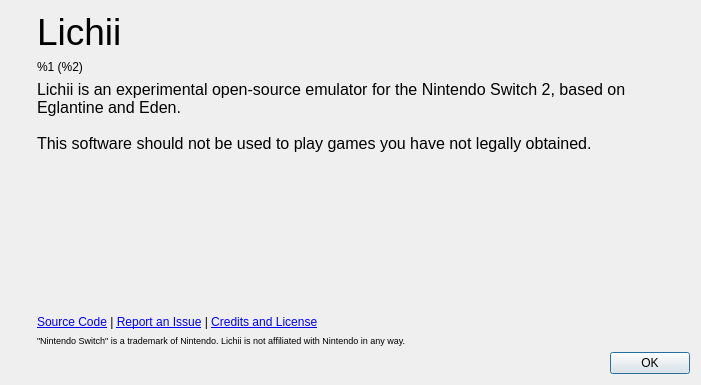
Before: the Qt Designer form src/yuzu/aboutdialog.ui in Spikol02/Nyamu, drawn with Qt 5.
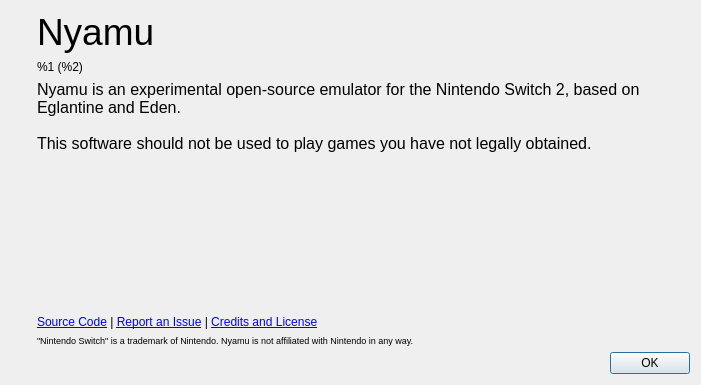
After: the same form once the commit is applied. Icons and pictures are not drawn.

Commit message:
Rename the fork to Nyamu
The program is now nyamu.exe, and the window title, version log line,
dialogs, installer and desktop entries say Nyamu. Settings, user data and
hotkey keys are unchanged, and credits to Lichii and Selevet builds stay.

Claude-Session: https://claude.ai/code/session_01WzPMHke5rSjK2sWP9qqHqA

Diff of the .ui file:
```diff
--- a/src/yuzu/aboutdialog.ui
+++ b/src/yuzu/aboutdialog.ui
@@ -69,7 +69,7 @@
           </sizepolicy>
          </property>
          <property name="text">
-          <string>&lt;html&gt;&lt;head/&gt;&lt;body&gt;&lt;p&gt;&lt;span style=&quot; font-size:28pt;&quot;&gt;Lichii&lt;/span&gt;&lt;/p&gt;&lt;/body&gt;&lt;/html&gt;</string>
+          <string>&lt;html&gt;&lt;head/&gt;&lt;body&gt;&lt;p&gt;&lt;span style=&quot; font-size:28pt;&quot;&gt;Nyamu&lt;/span&gt;&lt;/p&gt;&lt;/body&gt;&lt;/html&gt;</string>
          </property>
         </widget>
        </item>
@@ -102,7 +102,7 @@
 li.unchecked::marker { content: &quot;\2610&quot;; }
 li.checked::marker { content: &quot;\2612&quot;; }
 &lt;/style&gt;&lt;/head&gt;&lt;body style=&quot; font-family:'Noto Sans'; font-size:9pt; font-weight:400; font-style:normal;&quot;&gt;
-&lt;p style=&quot; margin-top:0px; margin-bottom:0px; margin-left:0px; margin-right:0px; -qt-block-indent:0; text-indent:0px;&quot;&gt;&lt;span style=&quot; font-family:'MS Shell Dlg 2'; font-size:12pt;&quot;&gt;Lichii is an experimental open-source emulator for the Nintendo Switch 2, based on Eglantine and Eden. &lt;br /&gt;&lt;br /&gt;This software should not be used to play games you have not legally obtained.&lt;/span&gt;&lt;/p&gt;&lt;/body&gt;&lt;/html&gt;</string>
+&lt;p style=&quot; margin-top:0px; margin-bottom:0px; margin-left:0px; margin-right:0px; -qt-block-indent:0; text-indent:0px;&quot;&gt;&lt;span style=&quot; font-family:'MS Shell Dlg 2'; font-size:12pt;&quot;&gt;Nyamu is an experimental open-source emulator for the Nintendo Switch 2, based on Eglantine and Eden. &lt;br /&gt;&lt;br /&gt;This software should not be used to play games you have not legally obtained.&lt;/span&gt;&lt;/p&gt;&lt;/body&gt;&lt;/html&gt;</string>
          </property>
          <property name="alignment">
           <set>Qt::AlignmentFlag::AlignLeading|Qt::AlignmentFlag::AlignLeft|Qt::AlignmentFlag::AlignVCenter</set>
@@ -144,7 +144,7 @@
           </sizepolicy>
          </property>
          <property name="text">
-          <string>&lt;html&gt;&lt;head/&gt;&lt;body&gt;&lt;p&gt;&lt;span style=&quot; font-size:7pt;&quot;&gt;&amp;quot;Nintendo Switch&amp;quot; is a trademark of Nintendo. Lichii is not affiliated with Nintendo in any way.&lt;/span&gt;&lt;/p&gt;&lt;/body&gt;&lt;/html&gt;</string>
+          <string>&lt;html&gt;&lt;head/&gt;&lt;body&gt;&lt;p&gt;&lt;span style=&quot; font-size:7pt;&quot;&gt;&amp;quot;Nintendo Switch&amp;quot; is a trademark of Nintendo. Nyamu is not affiliated with Nintendo in any way.&lt;/span&gt;&lt;/p&gt;&lt;/body&gt;&lt;/html&gt;</string>
          </property>
         </widget>
        </item>
```
Left out of the diff: 2 changed lines with no effect on the pictures. The commit also changes 31 other files.
